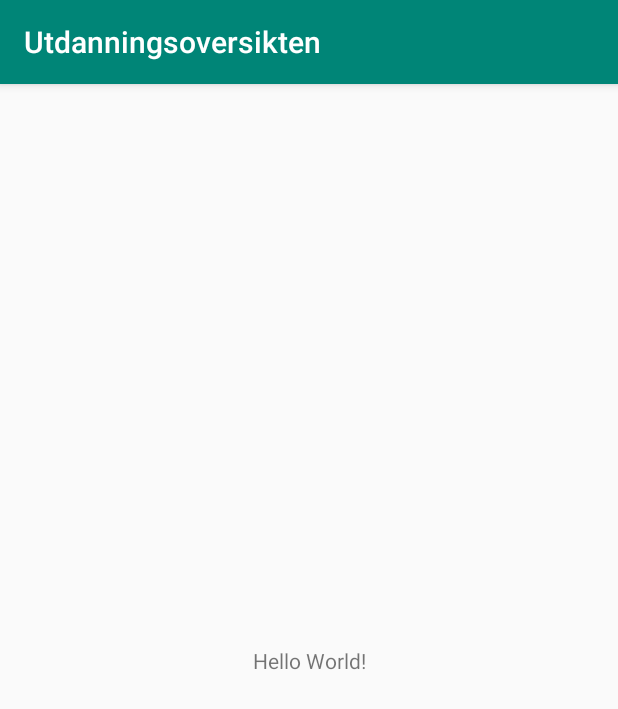
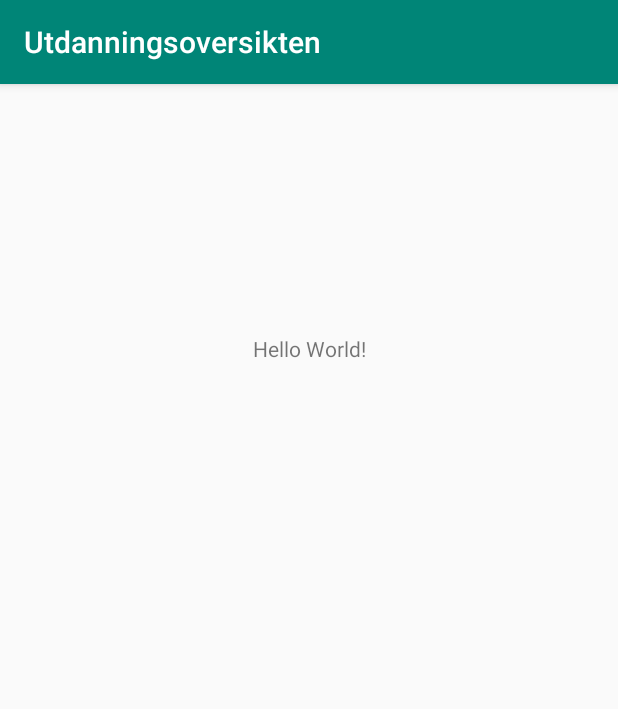
Before and after one commit to mettesh/Android2019, an Android app: the screen it shows after launch (MainActivity), on a phone screen of 412 x 824 dp. Shown: the top 709 px of the screen. Run offline under Robolectric (Android 15) with nearby library versions, the phone set to English and light mode, and no system bars.

Commit message:
Testing layouts

```diff
--- a/app/src/main/res/layout/activity_main.xml
+++ b/app/src/main/res/layout/activity_main.xml
@@ -14,6 +14,7 @@
         app:layout_constraintBottom_toBottomOf="parent"
         app:layout_constraintLeft_toLeftOf="parent"
         app:layout_constraintRight_toRightOf="parent"
-        app:layout_constraintTop_toTopOf="parent" />
+        app:layout_constraintTop_toTopOf="parent"
+        app:layout_constraintVertical_bias="0.223" />
 
 </androidx.constraintlayout.widget.ConstraintLayout>
```
Also changed, not shown: 2 other files.
